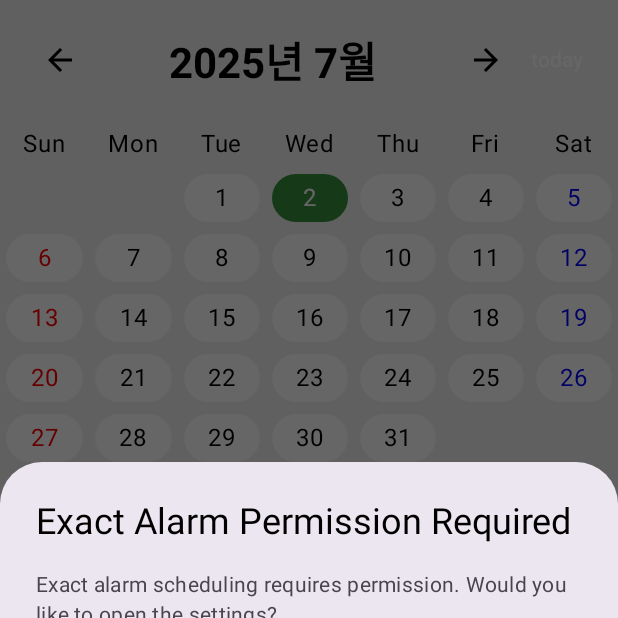
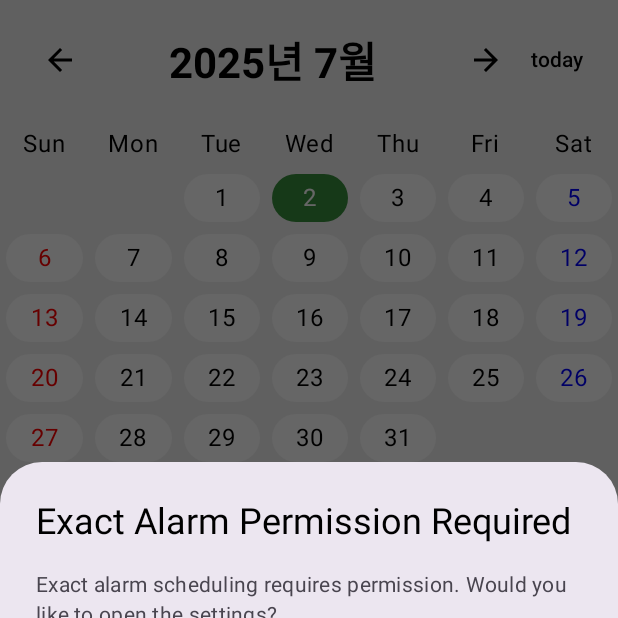
Before and after one commit to f-lab-edu/My_Routine, an Android app built with Jetpack Compose: the CalendarScreen screen opened through its navigation route, on a phone screen of 412 x 824 dp, the top half of it. Run offline under Robolectric (Android 15) with nearby library versions, the phone set to English and light mode, and no system bars; our stand-ins replace Dagger/Hilt's generated code, Room's generated code.

Commit message:
캘린더 화면 UI 개선
- `CalendarScreen.kt`:
    - 아이콘 및 텍스트 색상을 `MaterialTheme.colorScheme.onBackground`로 변경하여 테마 일관성 향상
    - `Modifier.padding` 및 `Modifier.fillMaxWidth` 적용 방식 수정

```diff
--- a/app/src/main/java/com/example/myroutine/features/calendar/CalendarScreen.kt
+++ b/app/src/main/java/com/example/myroutine/features/calendar/CalendarScreen.kt
@@ -1,4 +1,3 @@
-
 package com.example.myroutine.features.calendar
 
 import androidx.compose.foundation.ExperimentalFoundationApi
@@ -88,7 +87,9 @@ fun CalendarScreen(viewModel: CalendarViewModel = hiltViewModel()) {
 
     Column(modifier = Modifier.fillMaxSize()) {
         Row(
-            modifier = Modifier.fillMaxWidth().padding(16.dp),
+            modifier = Modifier
+                .fillMaxWidth()
+                .padding(16.dp),
             horizontalArrangement = Arrangement.SpaceBetween,
             verticalAlignment = Alignment.CenterVertically
         ) {
@@ -97,7 +98,11 @@ fun CalendarScreen(viewModel: CalendarViewModel = hiltViewModel()) {
                     pagerState.animateScrollToPage(pagerState.currentPage - 1)
                 }
             }) {
-                Icon(Icons.Default.ArrowBack, contentDescription = "Previous Month")
+                Icon(
+                    Icons.Default.ArrowBack,
+                    contentDescription = "Previous Month",
+                    tint = MaterialTheme.colorScheme.onBackground
+                )
             }
             Text(
                 text = "${currentMonth.year}년 ${currentMonth.monthValue}월",
@@ -111,7 +116,11 @@ fun CalendarScreen(viewModel: CalendarViewModel = hiltViewModel()) {
                     pagerState.animateScrollToPage(pagerState.currentPage + 1)
                 }
             }) {
-                Icon(Icons.Default.ArrowForward, contentDescription = "Next Month")
+                Icon(
+                    Icons.Default.ArrowForward,
+                    contentDescription = "Next Month",
+                    tint = MaterialTheme.colorScheme.onBackground
+                )
             }
             IconButton(onClick = {
                 viewModel.goToToday()
@@ -122,7 +131,7 @@ fun CalendarScreen(viewModel: CalendarViewModel = hiltViewModel()) {
                 Text(
                     text = stringResource(id = R.string.today),
                     style = MaterialTheme.typography.labelLarge,
-                    color = MaterialTheme.colorScheme.onPrimary
+                    color = MaterialTheme.colorScheme.onBackground
                 )
             }
         }
@@ -155,7 +164,9 @@ fun CalendarScreen(viewModel: CalendarViewModel = hiltViewModel()) {
             text = "날짜를 선택해주세요.",
             style = MaterialTheme.typography.bodyLarge,
             color = MaterialTheme.colorScheme.onBackground.copy(alpha = 0.6f),
-            modifier = Modifier.fillMaxWidth().padding(16.dp),
+            modifier = Modifier
+                .fillMaxWidth()
+                .padding(16.dp),
             textAlign = TextAlign.Center
         )
     }
@@ -186,7 +197,10 @@ fun CalendarGrid(
                     modifier = Modifier.padding(4.dp),
                     contentAlignment = Alignment.Center
                 ) {
-                    Text(text = dayOfWeek.getDisplayName(TextStyle.SHORT, Locale.getDefault()))
+                    Text(
+                        text = dayOfWeek.getDisplayName(TextStyle.SHORT, Locale.getDefault()),
+                        color = MaterialTheme.colorScheme.onBackground
+                    )
                 }
             }
         }
@@ -194,7 +208,9 @@ fun CalendarGrid(
         // Days of the month
         LazyVerticalGrid(
             columns = GridCells.Fixed(7),
-            modifier = Modifier.fillMaxWidth().height(280.dp) // 고정 높이
+            modifier = Modifier
+                .fillMaxWidth()
+                .height(280.dp) // 고정 높이
         ) {
             items(calendarDays) { calendarDay ->
                 val day = calendarDay.date
```
